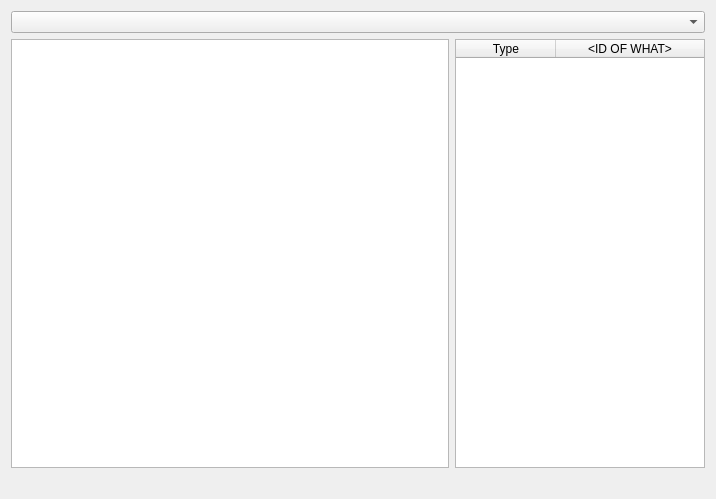
leliel12/yatel, file yatel/uis/ChargeFrame.ui: the form before one commit.
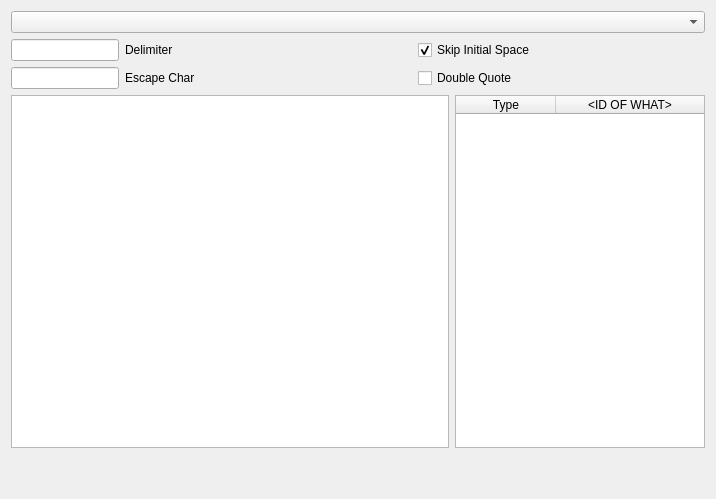
The form after the commit.

Commit message: added csv conf to wizard

The edit to the form file:
```diff
--- a/yatel/uis/ChargeFrame.ui
+++ b/yatel/uis/ChargeFrame.ui
@@ -31,9 +31,78 @@
   <property name="frameShadow">
    <enum>QFrame::Raised</enum>
   </property>
-  <layout class="QVBoxLayout" name="verticalLayout">
+  <layout class="QVBoxLayout" name="verticalLayout_3">
    <item>
-    <widget class="QComboBox" name="comboBoxEncodings"/>
+    <layout class="QVBoxLayout" name="verticalLayout">
+     <item>
+      <layout class="QVBoxLayout" name="verticalLayout_2">
+       <item>
+        <widget class="QComboBox" name="comboBoxEncodings"/>
+       </item>
+       <item>
+        <layout class="QGridLayout" name="gridLayout">
+         <item row="1" column="0">
+          <widget class="QLineEdit" name="delimiterLineEdit">
+           <property name="sizePolicy">
+            <sizepolicy hsizetype="Maximum" vsizetype="Fixed">
+             <horstretch>0</horstretch>
+             <verstretch>0</verstretch>
+            </sizepolicy>
+           </property>
+          </widget>
+         </item>
+         <item row="1" column="1">
+          <widget class="QLabel" name="label">
+           <property name="text">
+            <string>Delimiter</string>
+           </property>
+           <property name="buddy">
+            <cstring>delimiterLineEdit</cstring>
+           </property>
+          </widget>
+         </item>
+         <item row="2" column="0">
+          <widget class="QLineEdit" name="escapeCharLineEdit">
+           <property name="sizePolicy">
+            <sizepolicy hsizetype="Maximum" vsizetype="Fixed">
+             <horstretch>0</horstretch>
+             <verstretch>0</verstretch>
+            </sizepolicy>
+           </property>
+          </widget>
+         </item>
+         <item row="2" column="1">
+          <widget class="QLabel" name="label_2">
+           <property name="text">
+            <string>Escape Char</string>
+           </property>
+           <property name="buddy">
+            <cstring>escapeCharLineEdit</cstring>
+           </property>
+          </widget>
+         </item>
+         <item row="1" column="2">
+          <widget class="QCheckBox" name="skipInitialSpaceCheckBox">
+           <property name="text">
+            <string>Skip Initial Space</string>
+           </property>
+           <property name="checked">
+            <bool>true</bool>
+           </property>
+          </widget>
+         </item>
+         <item row="2" column="2">
+          <widget class="QCheckBox" name="doubleQuoteCheckBox">
+           <property name="text">
+            <string>Double Quote</string>
+           </property>
+          </widget>
+         </item>
+        </layout>
+       </item>
+      </layout>
+     </item>
+    </layout>
    </item>
    <item>
     <layout class="QHBoxLayout" name="horizontalLayout">
@@ -96,6 +165,13 @@
      </item>
     </layout>
    </item>
+   <item>
+    <widget class="QLabel" name="label_4">
+     <property name="text">
+      <string/>
+     </property>
+    </widget>
+   </item>
    <item>
     <widget class="QLabel" name="selectHapIdLabel">
      <property name="enabled">
```
